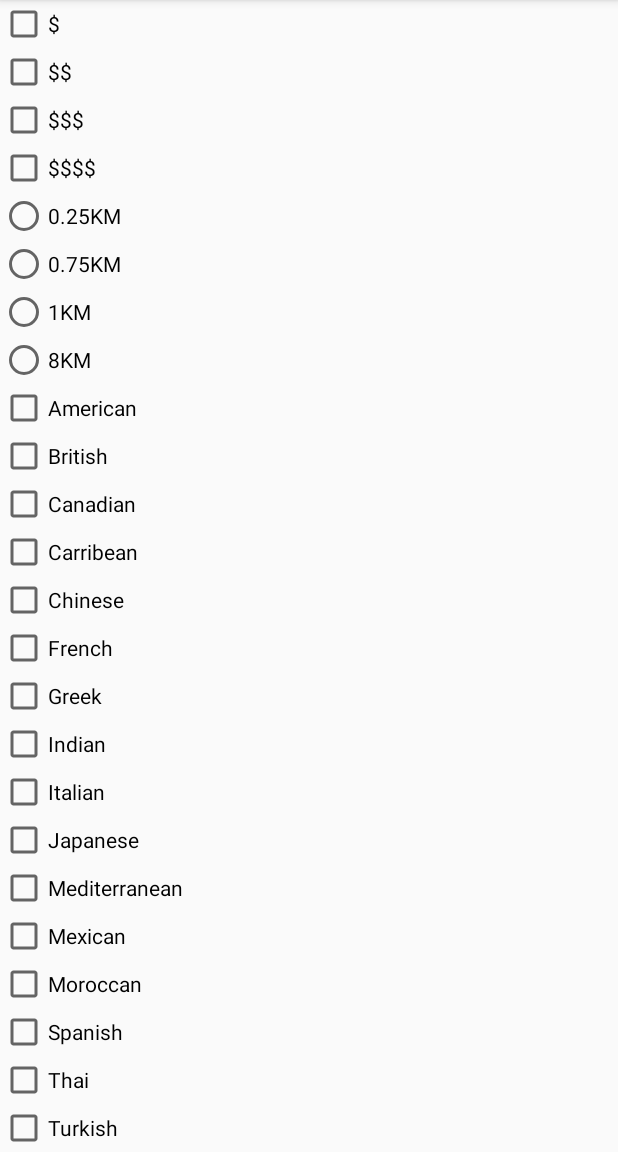
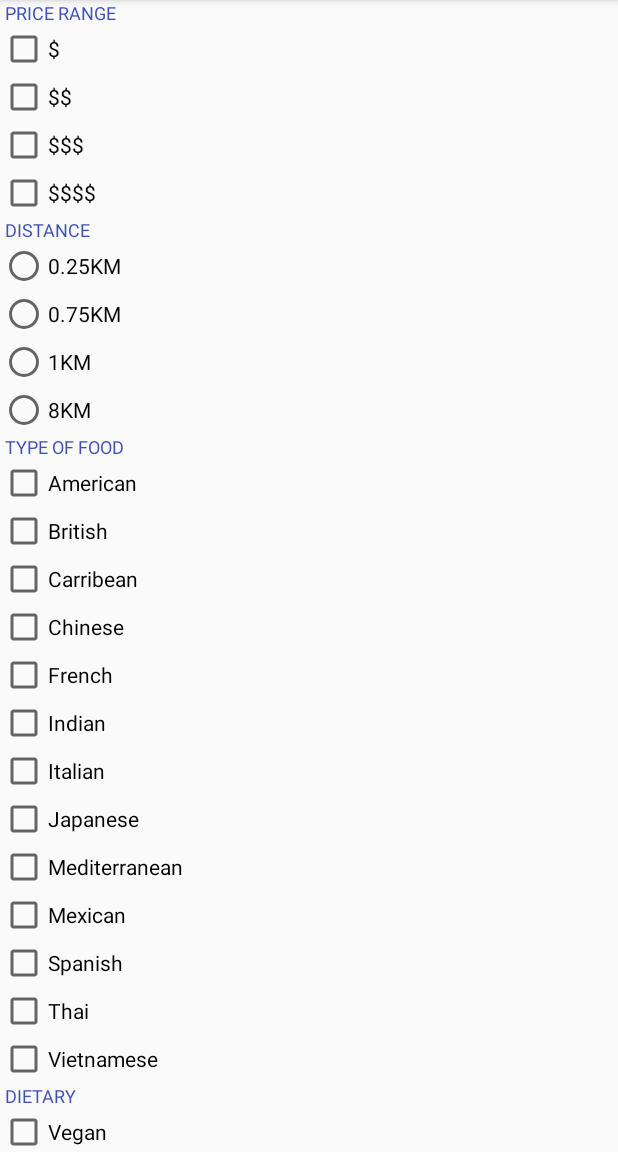
Before and after one commit to flakpanzer40/Potpourri, an Android app: the screen it shows after launch (FoodForm), on a phone screen of 412 x 824 dp, the part 84-1236 px from its top. Run offline under Robolectric (Android 15) with nearby library versions, the phone set to English and light mode, and no system bars.

Commit message:
fixed now?

```diff
--- a/FoodPreference/app/src/main/java/uwfood/foodpreference/FoodForm.java
+++ b/FoodPreference/app/src/main/java/uwfood/foodpreference/FoodForm.java
@@ -19,22 +19,7 @@ public class FoodForm extends AppCompatActivity {
     protected void onCreate(Bundle savedInstanceState) {
         super.onCreate(savedInstanceState);
         setContentView(R.layout.activity_food_form);
-        CheckBox price1 = (CheckBox) findViewById(R.id.checkbox_price1);
-        CheckBox price2 = (CheckBox) findViewById(R.id.checkbox_price2);
-        CheckBox price3 = (CheckBox) findViewById(R.id.checkbox_price3);
-        CheckBox price4 = (CheckBox) findViewById(R.id.checkbox_price4);
-        if(price1.isChecked()){
 
-        }
-        if(price2.isChecked()){
-
-        }
-        if(price3.isChecked()){
-
-        }
-        if(price4.isChecked()){
-
-        }
     }
 
     @Override
@@ -187,20 +172,7 @@ public class FoodForm extends AppCompatActivity {
                 if (checked){
 
                 }
-            case R.id.foodtype15:
-                if (checked){
 
-                }
-                // Put some meat on the sandwich
-
-            case R.id.foodtype16:
-                if (checked){
-
-                }
-            case R.id.foodtype17:
-                if (checked){
-
-                }
         }
     }
 
--- a/FoodPreference/app/src/main/res/layout/activity_food_form.xml
+++ b/FoodPreference/app/src/main/res/layout/activity_food_form.xml
@@ -8,194 +8,211 @@
         android:layout_height="wrap_content"
         android:scrollbars="vertical">
         <LinearLayout
-            android:layout_width="fill_parent"
+            android:layout_width="match_parent"
             android:orientation="vertical"
             android:layout_height="fill_parent">
-
+    <LinearLayout
+        android:layout_width="fill_parent"
+        android:orientation="vertical"
+        android:layout_height="fill_parent">
                 <!--Price range-->
-
+            <TextView
+                android:layout_width="fill_parent"
+                android:layout_height="wrap_content"
+                android:paddingLeft="3dp"
+                android:text="@string/price"
+                android:textAllCaps="true"
+                android:textColor="@color/colorPrimary"
+                android:textSize="12sp" />
             <CheckBox android:id="@+id/checkbox_price1"
                 android:layout_width="wrap_content"
                 android:layout_height="wrap_content"
-                android:text="@string/contact_form_price1"
+                android:text="@string/food_form_price1"
                 android:onClick="onPriceClicked"/>
             <CheckBox android:id="@+id/checkbox_price2"
                 android:layout_width="wrap_content"
                 android:layout_height="wrap_content"
-                android:text="@string/contact_form_price2"
+                android:text="@string/food_form_price2"
                 android:onClick="onPriceClicked"/>
             <CheckBox android:id="@+id/checkbox_price3"
                 android:layout_width="wrap_content"
                 android:layout_height="wrap_content"
-                android:text="@string/contact_form_price3"
+                android:text="@string/food_form_price3"
                 android:onClick="onPriceClicked"/>
             <CheckBox android:id="@+id/checkbox_price4"
                 android:layout_width="wrap_content"
                 android:layout_height="wrap_content"
-                android:text="@string/contact_form_price4"
+                android:text="@string/food_form_price4"
                 android:onClick="onPriceClicked"/>
+
+    </LinearLayout>
                     <!--Distance-->
+                <TextView
+                    android:layout_width="fill_parent"
+                    android:layout_height="wrap_content"
+                    android:paddingLeft="3dp"
+                    android:text="@string/distance"
+                    android:textAllCaps="true"
+                    android:textColor="@color/colorPrimary"
+                    android:textSize="12sp" />
             <RadioButton android:id="@+id/distance1"
                 android:layout_width="wrap_content"
                 android:layout_height="wrap_content"
-                android:text="@string/contact_form_distance1"
+                android:text="@string/food_form_distance1"
                 android:onClick="onDistanceClicked"/>
             <RadioButton android:id="@+id/distance2"
                 android:layout_width="wrap_content"
                 android:layout_height="wrap_content"
-                android:text="@string/contact_form_distance2"
+                android:text="@string/food_form_distance2"
                 android:onClick="onDistanceClicked"/>
             <RadioButton android:id="@+id/distance3"
                 android:layout_width="wrap_content"
                 android:layout_height="wrap_content"
-                android:text="@string/contact_form_distance3"
+                android:text="@string/food_form_distance3"
                 android:onClick="onDistanceClicked"/>
             <RadioButton android:id="@+id/distance4"
                 android:layout_width="wrap_content"
                 android:layout_height="wrap_content"
-                android:text="@string/contact_form_distance4"
+                android:text="@string/food_form_distance4"
                 android:onClick="onDistanceClicked"/>
 
             <!--Food types-->
+                <TextView
+                    android:layout_width="fill_parent"
+                    android:layout_height="wrap_content"
+                    android:paddingLeft="3dp"
+                    android:text="@string/diversity"
+                    android:textAllCaps="true"
+                    android:textColor="@color/colorPrimary"
+                    android:textSize="12sp" />
             <CheckBox android:id="@+id/foodtype1"
                 android:layout_width="wrap_content"
                 android:layout_height="wrap_content"
-                android:text="@string/contact_form_type1"
+                android:text="@string/food_form_type1"
                 android:onClick="onFoodClicked"/>
             <CheckBox android:id="@+id/foodtype2"
                 android:layout_width="wrap_content"
                 android:layout_height="wrap_content"
-                android:text="@string/contact_form_type2"
+                android:text="@string/food_form_type2"
                 android:onClick="onFoodClicked"/>
             <CheckBox android:id="@+id/foodtype3"
                 android:layout_width="wrap_content"
                 android:layout_height="wrap_content"
-                android:text="@string/contact_form_type3"
+                android:text="@string/food_form_type3"
                 android:onClick="onFoodClicked"/>
             <CheckBox android:id="@+id/foodtype4"
                 android:layout_width="wrap_content"
                 android:layout_height="wrap_content"
-                android:text="@string/contact_form_type4"
+                android:text="@string/food_form_type4"
                 android:onClick="onFoodClicked"/>
             <CheckBox android:id="@+id/foodtype5"
                 android:layout_width="wrap_content"
                 android:layout_height="wrap_content"
-                android:text="@string/contact_form_type5"
+                android:text="@string/food_form_type5"
                 android:onClick="onFoodClicked"/>
-            <CheckBox android:id="@+id/foodtype6"
-                android:layout_width="wrap_content"
-                android:layout_height="wrap_content"
-                android:text="@string/contact_form_type6"
-                android:onClick="onFoodClicked"/>
+
             <CheckBox android:id="@+id/foodtype7"
                 android:layout_width="wrap_content"
                 android:layout_height="wrap_content"
-                android:text="@string/contact_form_type7"
+                android:text="@string/food_form_type7"
                 android:onClick="onFoodClicked"/>
             <CheckBox android:id="@+id/foodtype8"
                 android:layout_width="wrap_content"
                 android:layout_height="wrap_content"
-                android:text="@string/contact_form_type8"
+                android:text="@string/food_form_type8"
                 android:onClick="onFoodClicked"/>
             <CheckBox android:id="@+id/foodtype9"
                 android:layout_width="wrap_content"
                 android:layout_height="wrap_content"
-                android:text="@string/contact_form_type9"
+                android:text="@string/food_form_type9"
                 android:onClick="onFoodClicked"/>
             <CheckBox android:id="@+id/foodtype10"
                 android:layout_width="wrap_content"
                 android:layout_height="wrap_content"
-                android:text="@string/contact_form_type10"
+                android:text="@string/food_form_type10"
                 android:onClick="onFoodClicked"/>
             <CheckBox android:id="@+id/foodtype11"
                 android:layout_width="wrap_content"
                 android:layout_height="wrap_content"
-                android:text="@string/contact_form_type11"
+                android:text="@string/food_form_type11"
                 android:onClick="onFoodClicked"/>
             <CheckBox android:id="@+id/foodtype12"
                 android:layout_width="wrap_content"
                 android:layout_height="wrap_content"
-                android:text="@string/contact_form_type12"
+                android:text="@string/food_form_type12"
                 android:onClick="onFoodClicked"/>
             <CheckBox android:id="@+id/foodtype13"
                 android:layout_width="wrap_content"
                 android:layout_height="wrap_content"
-                android:text="@string/contact_form_type13"
+                android:text="@string/food_form_type13"
                 android:onClick="onFoodClicked"/>
             <CheckBox android:id="@+id/foodtype14"
                 android:layout_width="wrap_content"
                 android:layout_height="wrap_content"
-                android:text="@string/contact_form_type14"
-                android:onClick="onFoodClicked"/>
-            <CheckBox android:id="@+id/foodtype15"
-                android:layout_width="wrap_content"
-                android:layout_height="wrap_content"
-                android:text="@string/contact_form_type15"
-                android:onClick="onFoodClicked"/>
-            <CheckBox android:id="@+id/foodtype16"
-                android:layout_width="wrap_content"
-                android:layout_height="wrap_content"
-                android:text="@string/contact_form_type16"
-                android:onClick="onFoodClicked"/>
-            <CheckBox android:id="@+id/foodtype17"
-                android:layout_width="wrap_content"
-                android:layout_height="wrap_content"
-                android:text="@string/contact_form_type17"
+                android:text="@string/food_form_type14"
                 android:onClick="onFoodClicked"/>
 
+
             <!--Dietary restrictions-->
-
+                <TextView
+                    android:layout_width="fill_parent"
+                    android:layout_height="wrap_content"
+                    android:paddingLeft="3dp"
+                    android:text="@string/restriction"
+                    android:textAllCaps="true"
+                    android:textColor="@color/colorPrimary"
+                    android:textSize="12sp" />
             <CheckBox android:id="@+id/diet1"
                 android:layout_width="wrap_content"
                 android:layout_height="wrap_content"
-                android:text="@string/contact_form_restrictions1"
+                android:text="@string/food_form_restrictions1"
                 android:onClick="onDietClicked"/>
             <CheckBox android:id="@+id/diet2"
                 android:layout_width="wrap_content"
                 android:layout_height="wrap_content"
-                android:text="@string/contact_form_restrictions2"
+                android:text="@string/food_form_restrictions2"
                 android:onClick="onDietClicked"/>
             <CheckBox android:id="@+id/diet3"
                 android:layout_width="wrap_content"
                 android:layout_height="wrap_content"
-                android:text="@string/contact_form_restrictions3"
+                android:text="@string/food_form_restrictions3"
                 android:onClick="onDietClicked"/>
             <CheckBox android:id="@+id/diet4"
                 android:layout_width="wrap_content"
                 android:layout_height="wrap_content"
-                android:text="@string/contact_form_restrictions4"
+                android:text="@string/food_form_restrictions4"
                 android:onClick="onDietClicked"/>
             <CheckBox android:id="@+id/diet5"
                 android:layout_width="wrap_content"
                 android:layout_height="wrap_content"
-                android:text="@string/contact_form_restrictions5"
+                android:text="@string/food_form_restrictions5"
                 android:onClick="onDietClicked"/>
             <CheckBox android:id="@+id/diet6"
                 android:layout_width="wrap_content"
                 android:layout_height="wrap_content"
-                android:text="@string/contact_form_restrictions6"
+                android:text="@string/food_form_restrictions6"
                 android:onClick="onDietClicked"/>
             <CheckBox android:id="@+id/diet7"
                 android:layout_width="wrap_content"
                 android:layout_height="wrap_content"
-                android:text="@string/contact_form_restrictions7"
+                android:text="@string/food_form_restrictions7"
                 android:onClick="onDietClicked"/>
             <CheckBox android:id="@+id/diet8"
                 android:layout_width="wrap_content"
                 android:layout_height="wrap_content"
-                android:text="@string/contact_form_restrictions8"
+                android:text="@string/food_form_restrictions8"
                 android:onClick="onDietClicked"/>
             <CheckBox android:id="@+id/diet9"
                 android:layout_width="wrap_content"
                 android:layout_height="wrap_content"
-                android:text="@string/contact_form_restrictions9"
+                android:text="@string/food_form_restrictions9"
                 android:onClick="onDietClicked"/>
 
             <!--healthy or not -->
             <CheckBox android:id="@+id/healthy"
                 android:layout_width="wrap_content"
                 android:layout_height="wrap_content"
-                android:text="@string/contact_form_post_healthy"
+                android:text="@string/food_form_post_healthy"
                 android:onClick="onHealthyClicked"/>
             <Button
                 android:id="@+id/post_message"
@@ -207,7 +224,7 @@
                 android:paddingLeft="15dp"
                 android:paddingRight="15dp"
                 android:paddingTop="1dp"
-                android:text="@string/contact_form_category"
+                android:text="@string/food_form_done"
                 android:textAllCaps="true"
                 android:textColor="@android:color/white"
                 android:textSize="13sp" />
--- a/FoodPreference/app/src/main/res/values/strings.xml
+++ b/FoodPreference/app/src/main/res/values/strings.xml
@@ -1,43 +1,48 @@
 <resources>
     <string name="app_name">Food Preference</string>
-    <string name="contact_form">Food preference</string>
-    <string name="contact_form_price1">$</string>
-    <string name="contact_form_price2">$$</string>
-    <string name="contact_form_price3">$$$</string>
-    <string name="contact_form_price4">$$$$</string>
-    <string name="contact_form_distance1">0.25KM</string>
-    <string name="contact_form_distance2">0.75KM</string>
-    <string name="contact_form_distance3">1KM</string>
-    <string name="contact_form_distance4">8KM</string>
-    <string name="contact_form_type1">American</string>
-    <string name="contact_form_type2">British</string>
-    <string name="contact_form_type3">Canadian</string>
-    <string name="contact_form_type4">Carribean</string>
-    <string name="contact_form_type5">Chinese</string>
-    <string name="contact_form_type6">French</string>
-    <string name="contact_form_type7">Greek</string>
-    <string name="contact_form_type8">Indian</string>
-    <string name="contact_form_type9">Italian</string>
-    <string name="contact_form_type10">Japanese</string>
-    <string name="contact_form_type11">Mediterranean</string>
-    <string name="contact_form_type12">Mexican</string>
-    <string name="contact_form_type13">Moroccan</string>
-    <string name="contact_form_type14">Spanish</string>
-    <string name="contact_form_type15">Thai</string>
-    <string name="contact_form_type16">Turkish</string>
-    <string name="contact_form_type17">Vietnamese</string>
+    <string name="food_form">Food preference</string>
+    <string name = "price">Price Range</string>
+    <string name="food_form_price1">$</string>
+    <string name="food_form_price2">$$</string>
+    <string name="food_form_price3">$$$</string>
+    <string name="food_form_price4">$$$$</string>
 
-    <string name="contact_form_restrictions1">Vegan</string>
-    <string name="contact_form_restrictions2">Nut Free</string>
-    <string name="contact_form_restrictions3">Lactose Free</string>
-    <string name="contact_form_restrictions4">Egg free</string>
-    <string name="contact_form_restrictions5">Wheat free</string>
-    <string name="contact_form_restrictions6">Soy free</string>
-    <string name="contact_form_restrictions7">No fish</string>
-    <string name="contact_form_restrictions8">No shellfish</string>
-    <string name="contact_form_restrictions9">Halal</string>
-    <string name="contact_form_post_healthy">Healthy</string>
-    <string name="contact_form_category">Submit</string>
+    <string name = "distance">Distance</string>
+    <string name="food_form_distance1">0.25KM</string>
+    <string name="food_form_distance2">0.75KM</string>
+    <string name="food_form_distance3">1KM</string>
+    <string name="food_form_distance4">8KM</string>
 
-    <string name="contact_posted">Your message has been successfully delivered.</string>
+    <string name = "diversity">Type of food</string>
+    <string name="food_form_type1">American</string>
+    <string name="food_form_type2">British</string>
+    <string name="food_form_type3">Carribean</string>
+    <string name="food_form_type4">Chinese</string>
+    <string name="food_form_type5">French</string>
+
+    <string name="food_form_type7">Indian</string>
+    <string name="food_form_type8">Italian</string>
+    <string name="food_form_type9">Japanese</string>
+    <string name="food_form_type10">Mediterranean</string>
+    <string name="food_form_type11">Mexican</string>
+    <string name="food_form_type12">Spanish</string>
+    <string name="food_form_type13">Thai</string>
+    <string name="food_form_type14">Vietnamese</string>
+
+    <string name = "restriction">Dietary Restrictions</string>
+    <string name="food_form_restrictions1">Vegan</string>
+    <string name="food_form_restrictions2">Nut Free</string>
+    <string name="food_form_restrictions3">Lactose Free</string>
+    <string name="food_form_restrictions4">Egg free</string>
+    <string name="food_form_restrictions5">Wheat free</string>
+    <string name="food_form_restrictions6">Soy free</string>
+    <string name="food_form_restrictions7">No fish</string>
+    <string name="food_form_restrictions8">No shellfish</string>
+    <string name="food_form_restrictions9">Halal</string>
+
+    <string name="food_form_post_healthy">Healthy</string>
+
+    <string name="food_form_done">Submit</string>
+
+    <string name="food_posted">Your message has been successfully delivered.</string>
 </resources>
```
